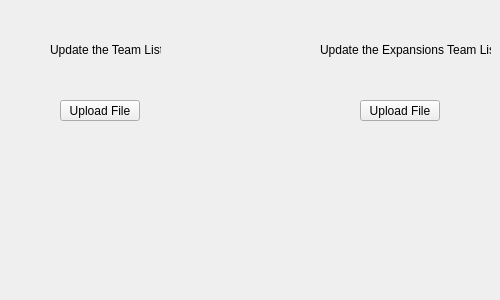
This is maintenancewindow.ui in Starfractor/CS1C-Group-Project-1-National-Football-League as Qt 5 draws it before an edit. The edited form follows.
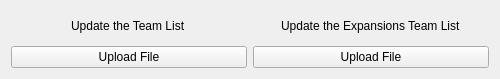
This is the edited form.

Commit message: UI redesign and listWindow adjustments

Diff of the .ui file:
```diff
--- a/maintenancewindow.ui
+++ b/maintenancewindow.ui
@@ -7,64 +7,42 @@
     <x>0</x>
     <y>0</y>
     <width>500</width>
-    <height>300</height>
+    <height>79</height>
    </rect>
   </property>
   <property name="windowTitle">
    <string>Form</string>
   </property>
-  <widget class="QLabel" name="label">
-   <property name="geometry">
-    <rect>
-     <x>50</x>
-     <y>40</y>
-     <width>111</width>
-     <height>20</height>
-    </rect>
-   </property>
-   <property name="text">
-    <string>Update the Team List</string>
-   </property>
-  </widget>
+  <layout class="QGridLayout" name="gridLayout">
+   <item row="2" column="0">
   <widget class="QPushButton" name="pushButton_uploadFile">
-   <property name="geometry">
-    <rect>
-     <x>60</x>
-     <y>100</y>
-     <width>80</width>
-     <height>21</height>
-    </rect>
-   </property>
+     <property name="text">
+      <string>Upload File</string>
+     </property>
+    </widget>
+   </item>
+   <item row="2" column="1">
+    <widget class="QPushButton" name="pushButton_uploadFile2">
    <property name="text">
     <string>Upload File</string>
    </property>
   </widget>
+   </item>
+   <item row="1" column="1" alignment="Qt::AlignHCenter">
   <widget class="QLabel" name="label_2">
-   <property name="geometry">
-    <rect>
-     <x>320</x>
-     <y>40</y>
-     <width>171</width>
-     <height>20</height>
-    </rect>
-   </property>
    <property name="text">
     <string>Update the Expansions Team List</string>
    </property>
   </widget>
-  <widget class="QPushButton" name="pushButton_uploadFile2">
-   <property name="geometry">
-    <rect>
-     <x>360</x>
-     <y>100</y>
-     <width>80</width>
-     <height>21</height>
-    </rect>
-   </property>
+   </item>
+   <item row="1" column="0" alignment="Qt::AlignHCenter">
+    <widget class="QLabel" name="label">
    <property name="text">
-    <string>Upload File</string>
-   </property>
-  </widget>
+      <string>Update the Team List</string>
+     </property>
+    </widget>
+   </item>
+  </layout>
  </widget>
  <resources/>
  <connections/>
```
Lines whose indentation alone changed are shown as unchanged. The commit also changes 24 other files.
